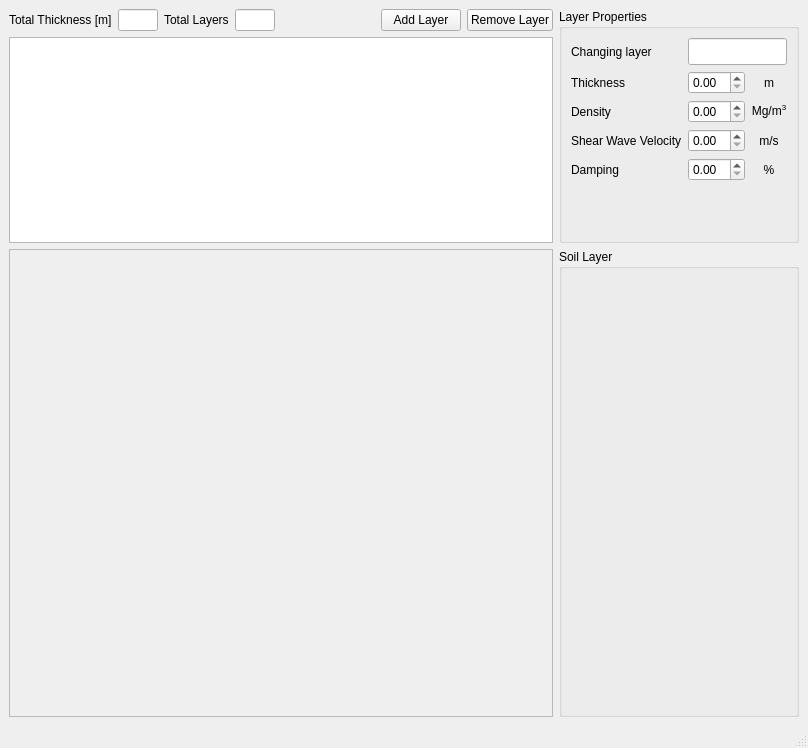
afei190/transferFunctionMultiLayer, file mainwindow.ui: the form before one commit.
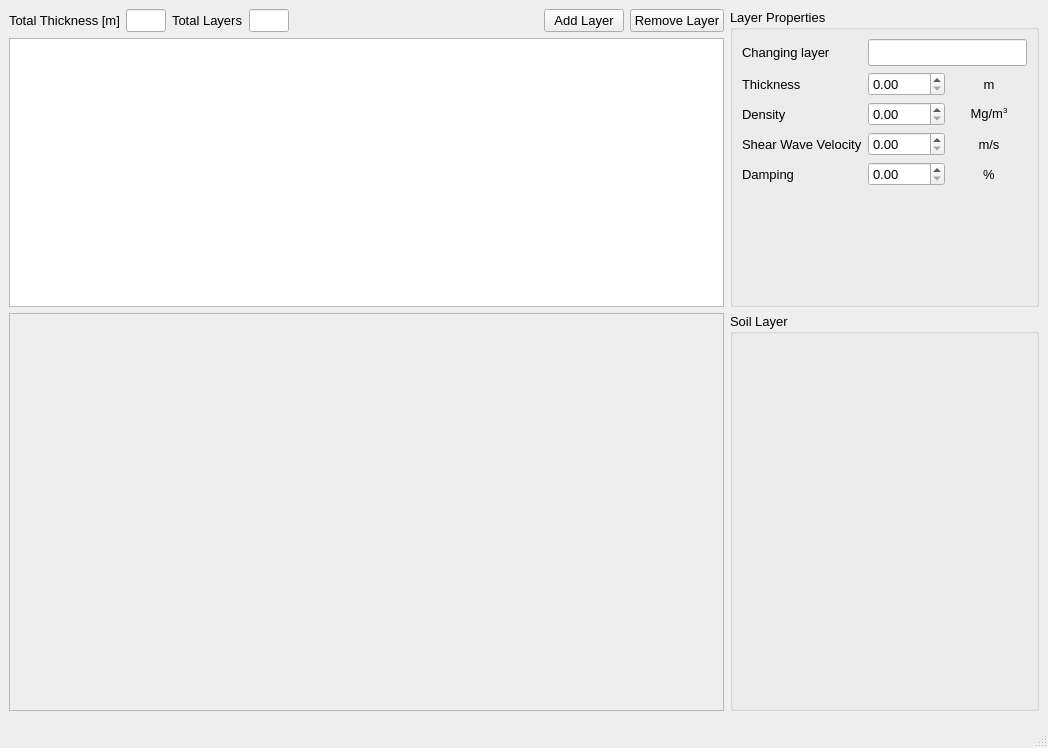
The form after the commit. Custom widgets are drawn as their Qt base class.

```diff
--- a/mainwindow.ui
+++ b/mainwindow.ui
@@ -6,7 +6,7 @@
    <rect>
     <x>0</x>
     <y>0</y>
-    <width>794</width>
+    <width>1048</width>
     <height>748</height>
    </rect>
   </property>
@@ -20,13 +20,18 @@
      <verstretch>0</verstretch>
     </sizepolicy>
    </property>
-   <layout class="QGridLayout" name="gridLayout_2" rowstretch="3,6,0,0,0" columnstretch="5,2">
+   <layout class="QGridLayout" name="gridLayout_2" rowstretch="3,0,0,0,0,0" columnstretch="5,0">
     <item row="0" column="0">
      <layout class="QVBoxLayout" name="verticalLayout">
       <item>
        <layout class="QHBoxLayout" name="horizontalLayout">
         <item>
          <widget class="QLabel" name="heightLabel">
+          <property name="font">
+           <font>
+            <pointsize>10</pointsize>
+           </font>
+          </property>
           <property name="text">
            <string>Total Thickness [m]</string>
           </property>
@@ -40,6 +45,11 @@
             <height>16777215</height>
            </size>
           </property>
+          <property name="font">
+           <font>
+            <pointsize>10</pointsize>
+           </font>
+          </property>
           <property name="alignment">
            <set>Qt::AlignCenter</set>
           </property>
@@ -47,6 +57,11 @@
         </item>
         <item>
          <widget class="QLabel" name="totalLabel">
+          <property name="font">
+           <font>
+            <pointsize>10</pointsize>
+           </font>
+          </property>
           <property name="text">
            <string>Total Layers</string>
           </property>
@@ -60,6 +75,11 @@
             <height>16777215</height>
            </size>
           </property>
+          <property name="font">
+           <font>
+            <pointsize>10</pointsize>
+           </font>
+          </property>
           <property name="alignment">
            <set>Qt::AlignCenter</set>
           </property>
@@ -80,6 +100,11 @@
         </item>
         <item>
          <widget class="QPushButton" name="addRowBtn">
+          <property name="font">
+           <font>
+            <pointsize>10</pointsize>
+           </font>
+          </property>
           <property name="text">
            <string>Add Layer</string>
           </property>
@@ -87,6 +112,11 @@
         </item>
         <item>
          <widget class="QPushButton" name="delRowBtn">
+          <property name="font">
+           <font>
+            <pointsize>10</pointsize>
+           </font>
+          </property>
           <property name="text">
            <string>Remove Layer</string>
           </property>
@@ -97,52 +127,39 @@
       <item>
        <widget class="BonzaTableView" name="tableView">
         <property name="sizePolicy">
-         <sizepolicy hsizetype="Expanding" vsizetype="Preferred">
+         <sizepolicy hsizetype="Preferred" vsizetype="Preferred">
           <horstretch>0</horstretch>
           <verstretch>0</verstretch>
          </sizepolicy>
         </property>
+        <property name="minimumSize">
+         <size>
+          <width>0</width>
+          <height>0</height>
+         </size>
+        </property>
        </widget>
       </item>
      </layout>
     </item>
-    <item row="1" column="0" rowspan="4">
-     <widget class="SimFigure" name="TransferFunctionFig">
-      <property name="sizePolicy">
-       <sizepolicy hsizetype="Expanding" vsizetype="Preferred">
-        <horstretch>0</horstretch>
-        <verstretch>0</verstretch>
-       </sizepolicy>
-      </property>
-      <property name="minimumSize">
-       <size>
-        <width>0</width>
-        <height>100</height>
-       </size>
-      </property>
-      <property name="frameShape">
-       <enum>QFrame::StyledPanel</enum>
-      </property>
-      <property name="frameShadow">
-       <enum>QFrame::Raised</enum>
-      </property>
-     </widget>
-    </item>
-    <item row="1" column="1" rowspan="4">
-     <widget class="QGroupBox" name="groupBox">
-      <property name="title">
-       <string>Soil Layer</string>
-      </property>
-     </widget>
-    </item>
     <item row="0" column="1">
      <widget class="QGroupBox" name="LayerPropertiesGroupBox">
+      <property name="font">
+       <font>
+        <pointsize>10</pointsize>
+       </font>
+      </property>
       <property name="title">
        <string>Layer Properties</string>
       </property>
       <layout class="QGridLayout" name="gridLayout_3" columnstretch="1,0,0">
        <item row="3" column="0">
         <widget class="QLabel" name="shearWaveVelocityLabel">
+         <property name="font">
+          <font>
+           <pointsize>10</pointsize>
+          </font>
+         </property>
          <property name="text">
           <string>Shear Wave Velocity</string>
          </property>
@@ -150,6 +167,11 @@
        </item>
        <item row="2" column="2">
         <widget class="QLabel" name="densityUnitLabel">
+         <property name="font">
+          <font>
+           <pointsize>10</pointsize>
+          </font>
+         </property>
          <property name="text">
           <string>Mg/m&lt;sup&gt;3&lt;/sup&gt;</string>
          </property>
@@ -173,6 +195,11 @@
        </item>
        <item row="5" column="2">
         <widget class="QLabel" name="label_4">
+         <property name="font">
+          <font>
+           <pointsize>10</pointsize>
+          </font>
+         </property>
          <property name="text">
           <string>%</string>
          </property>
@@ -195,6 +222,11 @@
        </item>
        <item row="3" column="2">
         <widget class="QLabel" name="label_3">
+         <property name="font">
+          <font>
+           <pointsize>10</pointsize>
+          </font>
+         </property>
          <property name="text">
           <string>m/s</string>
          </property>
@@ -204,13 +236,30 @@
         </widget>
        </item>
        <item row="1" column="1">
-        <widget class="QDoubleSpinBox" name="thicknessDoubleSpinBox"/>
+        <widget class="QDoubleSpinBox" name="thicknessDoubleSpinBox">
+         <property name="font">
+          <font>
+           <pointsize>10</pointsize>
+          </font>
+         </property>
+        </widget>
        </item>
        <item row="2" column="1">
-        <widget class="QDoubleSpinBox" name="densityDoubleSpinBox"/>
+        <widget class="QDoubleSpinBox" name="densityDoubleSpinBox">
+         <property name="font">
+          <font>
+           <pointsize>10</pointsize>
+          </font>
+         </property>
+        </widget>
        </item>
        <item row="0" column="0">
         <widget class="QLabel" name="label_5">
+         <property name="font">
+          <font>
+           <pointsize>10</pointsize>
+          </font>
+         </property>
          <property name="text">
           <string>Changing layer</string>
          </property>
@@ -218,6 +267,11 @@
        </item>
        <item row="2" column="0">
         <widget class="QLabel" name="densityLabel">
+         <property name="font">
+          <font>
+           <pointsize>10</pointsize>
+          </font>
+         </property>
          <property name="text">
           <string>Density</string>
          </property>
@@ -225,16 +279,32 @@
        </item>
        <item row="1" column="0">
         <widget class="QLabel" name="thicknessLabel">
+         <property name="font">
+          <font>
+           <pointsize>10</pointsize>
+          </font>
+         </property>
          <property name="text">
           <string>Thickness</string>
          </property>
         </widget>
        </item>
        <item row="5" column="1">
-        <widget class="QDoubleSpinBox" name="dampingDoubleSpinBox"/>
+        <widget class="QDoubleSpinBox" name="dampingDoubleSpinBox">
+         <property name="font">
+          <font>
+           <pointsize>10</pointsize>
+          </font>
+         </property>
+        </widget>
        </item>
        <item row="1" column="2">
         <widget class="QLabel" name="label_2">
+         <property name="font">
+          <font>
+           <pointsize>10</pointsize>
+          </font>
+         </property>
          <property name="text">
           <string>m</string>
          </property>
@@ -245,17 +315,71 @@
        </item>
        <item row="5" column="0">
         <widget class="QLabel" name="dampingLabel">
+         <property name="font">
+          <font>
+           <pointsize>10</pointsize>
+          </font>
+         </property>
          <property name="text">
           <string>Damping</string>
          </property>
         </widget>
        </item>
        <item row="3" column="1">
-        <widget class="QDoubleSpinBox" name="shearWaveVelocityDoubleSpinBox"/>
+        <widget class="QDoubleSpinBox" name="shearWaveVelocityDoubleSpinBox">
+         <property name="font">
+          <font>
+           <pointsize>10</pointsize>
+          </font>
+         </property>
+        </widget>
        </item>
       </layout>
      </widget>
     </item>
+    <item row="1" column="0" rowspan="4">
+     <widget class="SimFigure" name="TransferFunctionFig">
+      <property name="sizePolicy">
+       <sizepolicy hsizetype="Expanding" vsizetype="Expanding">
+        <horstretch>0</horstretch>
+        <verstretch>1</verstretch>
+       </sizepolicy>
+      </property>
+      <property name="minimumSize">
+       <size>
+        <width>0</width>
+        <height>100</height>
+       </size>
+      </property>
+      <property name="frameShape">
+       <enum>QFrame::StyledPanel</enum>
+      </property>
+      <property name="frameShadow">
+       <enum>QFrame::Raised</enum>
+      </property>
+     </widget>
+    </item>
+    <item row="1" column="1" rowspan="4">
+     <widget class="QGroupBox" name="groupBox">
+      <property name="sizePolicy">
+       <sizepolicy hsizetype="Preferred" vsizetype="Expanding">
+        <horstretch>0</horstretch>
+        <verstretch>1</verstretch>
+       </sizepolicy>
+      </property>
+      <property name="font">
+       <font>
+        <pointsize>10</pointsize>
+       </font>
+      </property>
+      <property name="title">
+       <string>Soil Layer</string>
+      </property>
+     </widget>
+    </item>
+    <item row="5" column="0" colspan="2">
+     <widget class="FooterWidget" name="frame"/>
+    </item>
    </layout>
   </widget>
   <widget class="QMenuBar" name="menubar">
@@ -282,6 +406,12 @@
    <header>./source/simfigure.h</header>
    <container>1</container>
   </customwidget>
+  <customwidget>
+   <class>FooterWidget</class>
+   <extends>QFrame</extends>
+   <header location="global">..\SimCenterCommon\Common\footerwidget.h</header>
+   <container>1</container>
+  </customwidget>
  </customwidgets>
  <resources/>
  <connections/>
```
Left out of the diff: 4 changed lines with no effect on the pictures.
